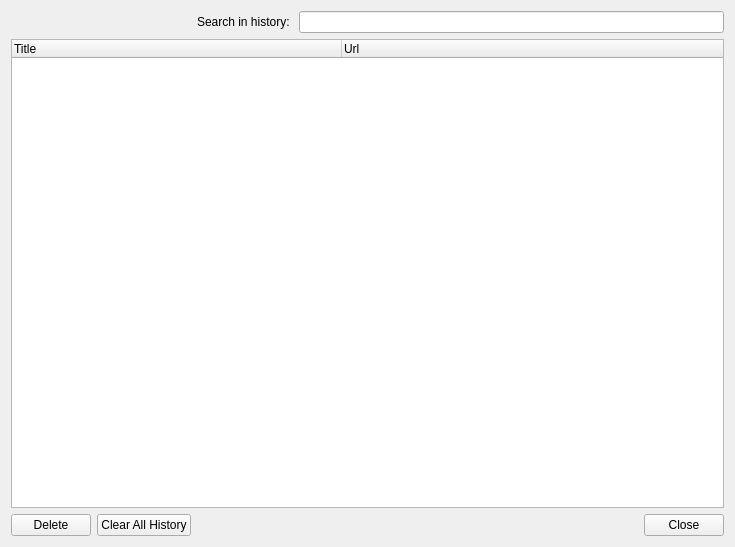
This is src/history/historymanager.ui in QupZilla/qupzilla as Qt 5 draws it before an edit. The edited form follows.
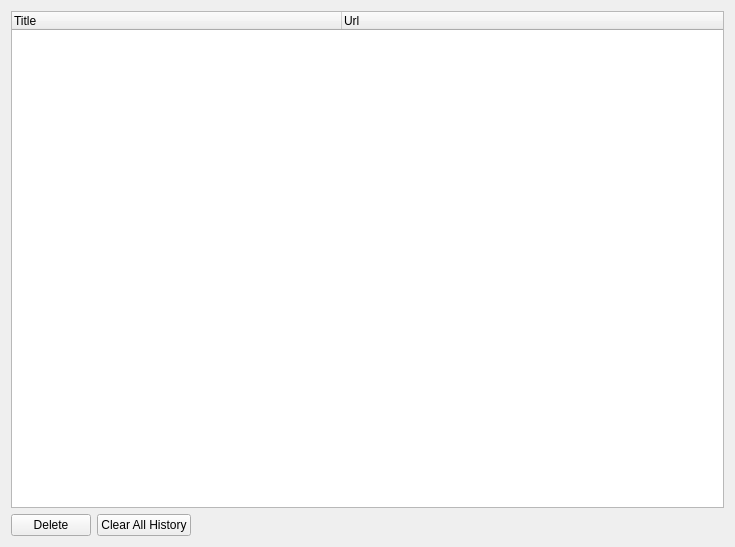
This is the edited form. Icons and pictures are not drawn. Custom widgets are drawn as their Qt base class.

Commit message: Added unified Library which contains history, bookmarks and RSS reader.

What changed in the file:
```diff
--- a/src/history/historymanager.ui
+++ b/src/history/historymanager.ui
@@ -18,17 +18,7 @@
     <normaloff>:/icons/qupzilla.png</normaloff>:/icons/qupzilla.png</iconset>
   </property>
   <layout class="QGridLayout" name="gridLayout">
-   <item row="0" column="2">
-    <widget class="QLabel" name="label">
-     <property name="text">
-      <string>Search in history: </string>
-     </property>
-    </widget>
-   </item>
-   <item row="0" column="3">
-    <widget class="LineEdit" name="search"/>
-   </item>
-   <item row="1" column="0" colspan="4">
+   <item row="0" column="0" colspan="3">
     <widget class="TreeWidget" name="historyTree">
      <property name="contextMenuPolicy">
       <enum>Qt::CustomContextMenu</enum>
@@ -51,7 +41,7 @@
      </column>
     </widget>
    </item>
-   <item row="2" column="0">
+   <item row="1" column="0">
     <widget class="QPushButton" name="deleteB">
      <property name="text">
       <string>Delete</string>
@@ -61,28 +51,29 @@
      </property>
     </widget>
    </item>
-   <item row="2" column="1">
+   <item row="1" column="1">
     <widget class="QPushButton" name="clearAll">
      <property name="text">
       <string>Clear All History</string>
      </property>
     </widget>
    </item>
-   <item row="2" column="3">
-    <widget class="QDialogButtonBox" name="close">
-     <property name="standardButtons">
-      <set>QDialogButtonBox::Close</set>
+   <item row="1" column="2">
+    <spacer name="horizontalSpacer">
+     <property name="orientation">
+      <enum>Qt::Horizontal</enum>
      </property>
-    </widget>
+     <property name="sizeHint" stdset="0">
+      <size>
+       <width>40</width>
+       <height>20</height>
+      </size>
+     </property>
+    </spacer>
    </item>
   </layout>
  </widget>
  <customwidgets>
-  <customwidget>
-   <class>LineEdit</class>
-   <extends>QLineEdit</extends>
-   <header>lineedit.h</header>
-  </customwidget>
   <customwidget>
    <class>TreeWidget</class>
    <extends>QTreeWidget</extends>
```
The commit also changes 25 other files.
